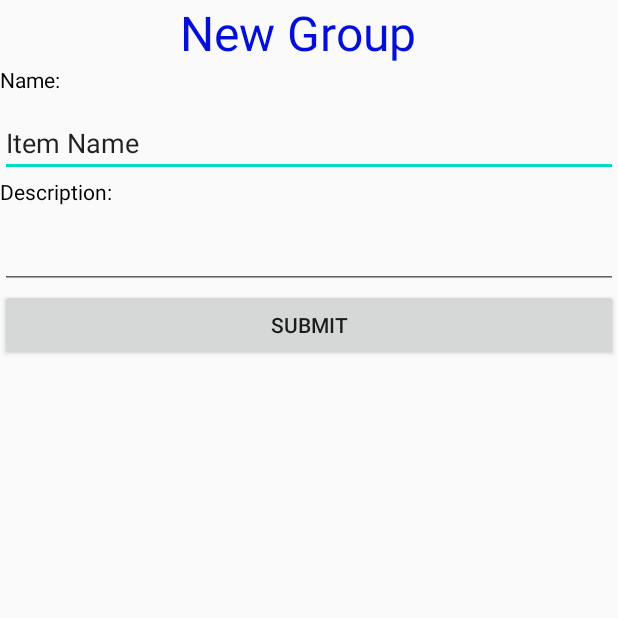
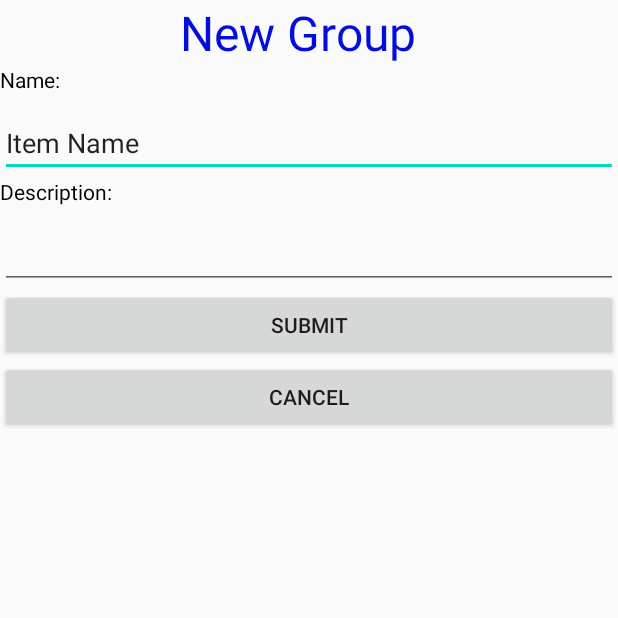
Before and after one commit to CP470G18/CP470G18, an Android app: the CreateGroupActivity screen opened directly, with no data from a screen before it, on a phone screen of 412 x 824 dp, the top half of it. Run offline under Robolectric (Android 15) with nearby library versions, the phone set to English and light mode, and no system bars.

Commit message:
a cancel button for both list input activity

```diff
--- a/Prototype/app/src/main/res/layout/activity_create_group.xml
+++ b/Prototype/app/src/main/res/layout/activity_create_group.xml
@@ -51,5 +51,11 @@
         android:layout_height="wrap_content"
         android:text="Submit" />
 
+    <Button
+        android:id="@+id/button2"
+        android:layout_width="match_parent"
+        android:layout_height="wrap_content"
+        android:text="Cancel" />
+
 
 </LinearLayout>
--- a/Prototype/app/src/main/res/layout/activity_create_item_actvity.xml
+++ b/Prototype/app/src/main/res/layout/activity_create_item_actvity.xml
@@ -67,7 +67,11 @@
         android:layout_height="wrap_content"
         android:text="Submit" />
 
-
+    <Button
+        android:id="@+id/button2"
+        android:layout_width="match_parent"
+        android:layout_height="wrap_content"
+        android:text="Cancel" />
 
 
 </LinearLayout>
```
